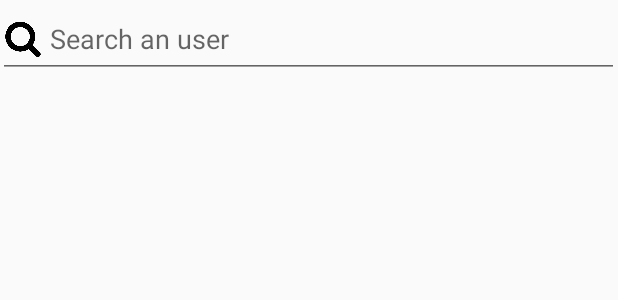
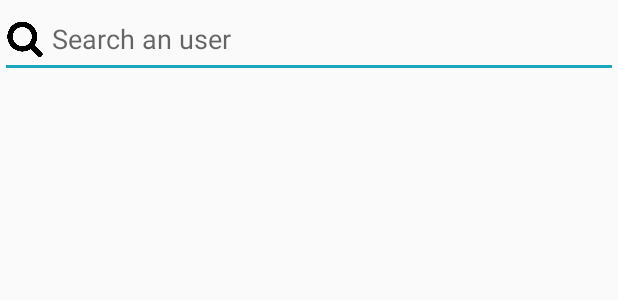
Before and after one commit to bobofils01/sportmatcher, an Android app: the layout friends_users_layout.xml on its own in the app's theme, with its tools: preview values and no code run, on a phone screen of 412 x 824 dp. Shown: the top 300 px of the screen. Run offline under Robolectric (Android 15) with nearby library versions, the phone set to English and light mode, and no system bars.

Commit message:
Correction Number friends

```diff
--- a/app/src/main/java/com/example/sportmatcher/repository/FirebaseUserRepository.kt
+++ b/app/src/main/java/com/example/sportmatcher/repository/FirebaseUserRepository.kt
@@ -123,7 +123,7 @@ class FirebaseUserRepository : IUserRepository {
 
     override fun getAllFriends(uid: String): Observable<List<User>> {
         return Observable.create { emitter ->
-            userTableRef.child(uid).child(FRIENDS_PATH).addValueEventListener(object : ValueEventListener {
+            userTableRef.child(uid).child(FRIENDS_PATH).orderByChild("email").addValueEventListener(object : ValueEventListener {
                 override fun onDataChange(dataSnapshot: DataSnapshot) {
                     val list = dataSnapshot.children.mapNotNull { user ->
                         user.getValue(User::class.java)
--- a/app/src/main/java/com/example/sportmatcher/viewModels/friendship/FriendsViewModel.kt
+++ b/app/src/main/java/com/example/sportmatcher/viewModels/friendship/FriendsViewModel.kt
@@ -60,10 +60,6 @@ class FriendsViewModel: ViewModel() {
         return friendsMutableData
     }
 
-    fun getNumberOfFriends(): Int? {
-        return getAllFriends().value?.size
-    }
-
     fun addFriend(user: User){
         addFriendUseCase.execute(InvitationDTO(from=actualUser.value!!, to=user))
         Log.d("ADDED", actualUser.value!!.email +" "+ user.email)
--- a/app/src/main/res/layout/friends_users_layout.xml
+++ b/app/src/main/res/layout/friends_users_layout.xml
@@ -6,25 +6,17 @@
     xmlns:app="http://schemas.android.com/apk/res-auto"
     android:orientation="vertical">
 
-    <androidx.constraintlayout.widget.ConstraintLayout
-        android:id="@+id/constraintLayoutSearch"
-        android:layout_width="match_parent"
-        android:layout_height="wrap_content"
-        android:focusableInTouchMode="true">
-
-
     <EditText
         android:id="@+id/editTxtFilterAllUsers"
-            android:layout_width="414dp"
+        android:layout_width="match_parent"
         android:layout_height="52dp"
         android:drawableLeft="@drawable/glass_loop"
         android:drawablePadding="5dp"
         android:hint="Search an user"
         android:maxLines="1"
+        android:theme="@style/TextInputLayoutAppearance"
         app:layout_constraintBottom_toBottomOf="parent"
-            app:layout_constraintRight_toRightOf="parent"
-            android:theme="@style/TextInputLayoutAppearance"/>
-    </androidx.constraintlayout.widget.ConstraintLayout>
+        app:layout_constraintRight_toRightOf="parent" />
 
     <ListView
         android:id="@+id/all_users_list"
```
Also changed, not shown: app/src/main/java/com/example/sportmatcher/ui/friendship/FriendsViewFragment.kt (+5 -6 lines). Lines whose indentation alone changed are shown as unchanged.
